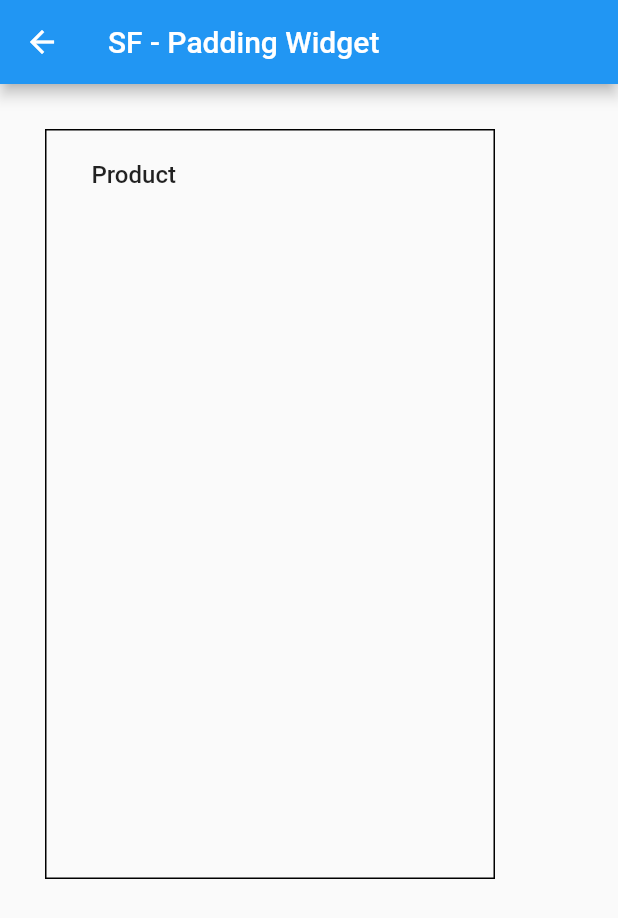
After one commit to irfanzidniofficial/flutter_basic_apps, a Flutter app: the PaddingWidget screen opened directly, on a phone screen of 412 x 824 dp. The commit adds this screen. Shown: the top 918 px of the screen. Run offline on Flutter 3.47's test engine with Material 2 defaults, Android fonts, the phone set to English and light mode, and no system bars.

Commit message:
layout widget

```diff
--- /dev/null
+++ b/lib/layout_widget/padding_widget.dart
@@ -0,0 +1,42 @@
+import 'package:flutter/material.dart';
+
+class PaddingWidget extends StatelessWidget {
+  const PaddingWidget({super.key});
+
+  @override
+  Widget build(BuildContext context) {
+    return Scaffold(
+      appBar: AppBar(
+        title: const Text(
+          'SF - Padding Widget',
+        ),
+      ),
+      body: Container(
+        padding: const EdgeInsets.all(20),
+        height: 500,
+        width: 300,
+        margin: const EdgeInsets.all(30),
+        decoration: BoxDecoration(border: Border.all()),
+        child: Column(
+          crossAxisAlignment: CrossAxisAlignment.start,
+          children: const [
+            Padding(
+              padding: EdgeInsets.only(
+                left: 10,
+                right: 20,
+                bottom: 30,
+              ),
+              child: Text(
+                'Product',
+                style: TextStyle(
+                  fontSize: 16.0,
+                  fontWeight: FontWeight.w500,
+                ),
+              ),
+            ),
+          ],
+        ),
+      ),
+    );
+  }
+}
--- a/lib/main.dart
+++ b/lib/main.dart
@@ -1,5 +1,6 @@
 import 'package:flutter/material.dart';
-import 'package:flutter_application/basic_widget/circle_avatar.dart';
+import 'package:flutter_application/layout_widget/expanded_widget.dart';
+import 'package:flutter_application/layout_widget/sizebox_widget.dart';
 
 void main() {
   runApp(const MyApp());
@@ -15,7 +16,7 @@ class MyApp extends StatelessWidget {
       theme: ThemeData(
         primarySwatch: Colors.blue,
       ),
-      home: const CircleAvatarWidget(),
+      home: const ExpandedWidget(),
     );
   }
 }
```
Also changed, not shown: lib/layout_widget/center_widget.dart (added, +35 -0 lines), lib/layout_widget/column_widget.dart (added, +36 -0 lines), lib/layout_widget/expanded_widget.dart (added, +36 -0 lines), lib/layout_widget/listview_builder_widget.dart (added, +30 -0 lines), lib/layout_widget/listview_widget.dart (added, +32 -0 lines), lib/layout_widget/row_widget.dart (added, +39 -0 lines), lib/layout_widget/sizebox_widget.dart (added, +32 -0 lines), lib/layout_widget/stack_widget.dart (added, +37 -0 lines), lib/etc/etc.dart (deleted).
